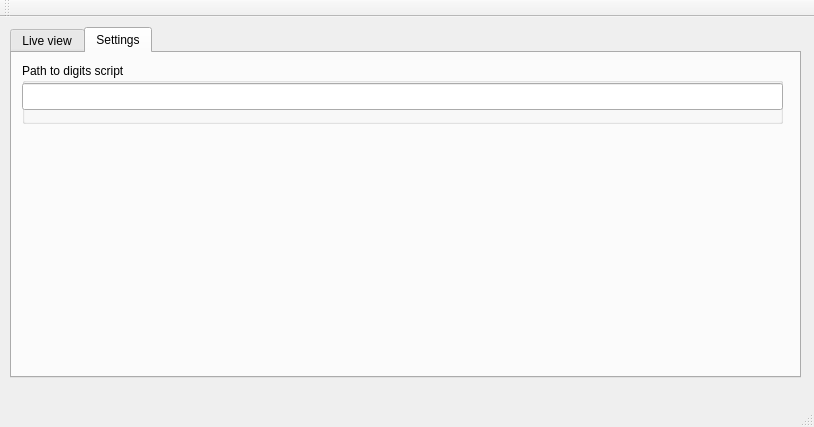
The window that mainwindow.ui (zachpamp/RealTimeDigits) describes before a commit, drawn with Qt 5.
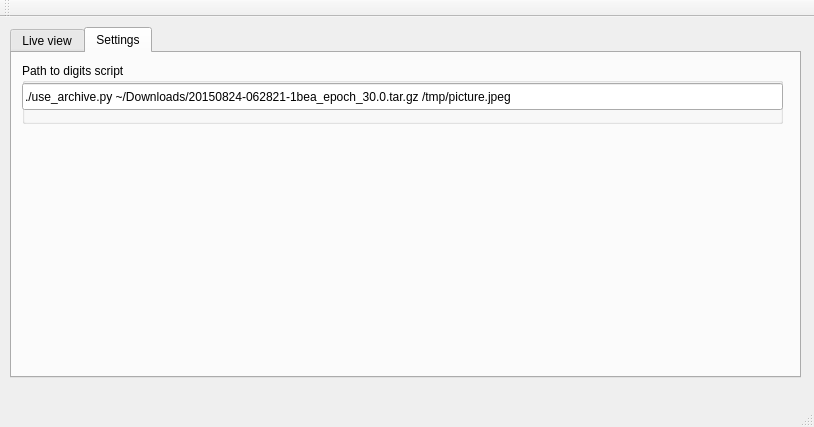
The same window after the commit. The open tabs and pages were chosen to show the change.

Commit message: Command path modified

The edit to the form file:
```diff
--- a/mainwindow.ui
+++ b/mainwindow.ui
@@ -72,6 +72,9 @@
          <height>27</height>
         </rect>
        </property>
+       <property name="text">
+        <string>./use_archive.py ~/Downloads/20150824-062821-1bea_epoch_30.0.tar.gz /tmp/picture.jpeg</string>
+       </property>
       </widget>
      </widget>
     </widget>
```
Left out of the diff: 2 changed lines with no effect on the pictures. The commit also changes 2 other files.
